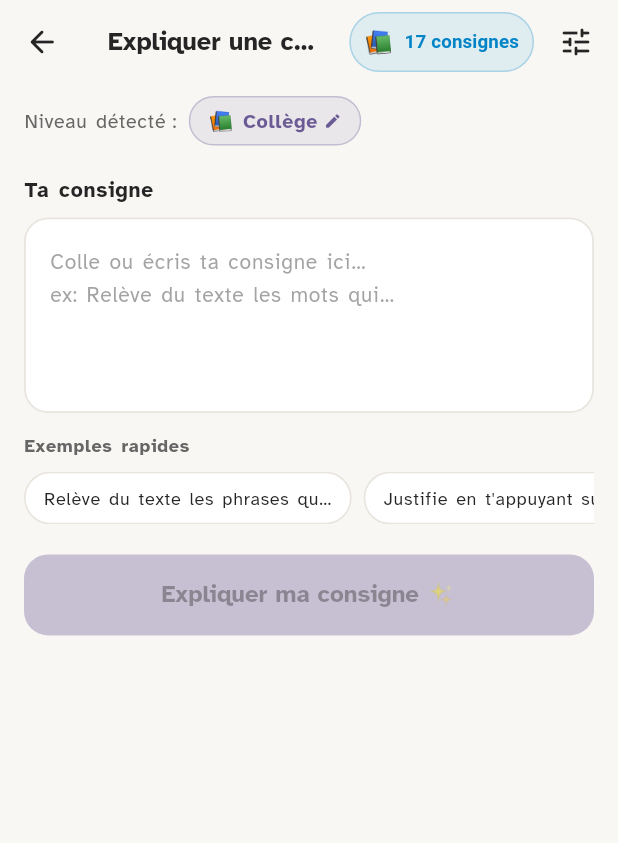
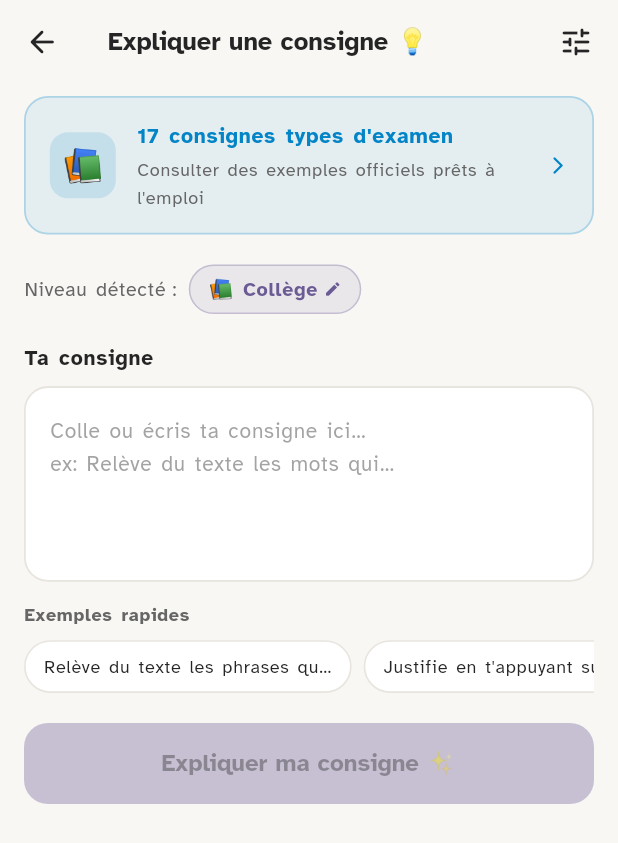
Before and after one commit to Abderrahmen-Benmakhloufi/dyclic, a Flutter app: the InstructionAiScreen screen opened directly, on a phone screen of 412 x 824 dp. Shown: the top 843 px of the screen. Run offline on Flutter 3.47's test engine with Material 3 defaults, Android fonts, the phone set to English and light mode, and no system bars; our stand-ins replace flutter_dotenv, flutter_riverpod, google_generative_ai, shared_preferences; accounts and stored records are empty.

Commit message:
Revert "refactor: dedicate AI screen solely to input & generation with 17 consignes in AppBar button"
This reverts commit f137ca8cbcb119b30cdeac4a3dc85e8e524a4bf5.

```diff
--- a/app/lib/features/instructions/instruction_ai_screen.dart
+++ b/app/lib/features/instructions/instruction_ai_screen.dart
@@ -11,6 +11,7 @@ import 'instructions_screen.dart';
 import 'models/instruction_model.dart';
 import 'services/gemini_service.dart';
 import 'services/instruction_cache_service.dart';
+import 'services/instruction_matching_service.dart';
 
 /// Quick example instructions shown as chip buttons below the text field.
 const _kExamples = [
@@ -94,7 +95,54 @@ class _InstructionAiScreenState extends ConsumerState<InstructionAiScreen> {
     final learnerCode = _learnerCode(settings);
     final cycle = _cycleString(settings);
 
-    // ── Check cached history (instant result if exact same query previously analyzed) ──
+    // ── 1. Option 4: Instant match with official 17 catalog instructions ───
+    final localMatch = await InstructionMatchingService.findBestMatch(
+      query: text,
+      cycle: cycle,
+    );
+
+    if (localMatch != null && (localMatch.isExact || localMatch.confidence >= 0.70)) {
+      if (_cacheService != null) {
+        await _cacheService!.saveInstruction(localMatch.item);
+      }
+      if (!mounted) return;
+      setState(() {
+        if (_cacheService != null) {
+          _history = _cacheService!.getHistory();
+        }
+        _isLoading = false;
+        _hasError = false;
+      });
+
+      ScaffoldMessenger.of(context).showSnackBar(
+        SnackBar(
+          content: Row(
+            children: [
+              const Icon(Icons.bolt_rounded, color: Colors.amber, size: 20),
+              const SizedBox(width: 8),
+              Expanded(
+                child: Text(
+                  localMatch.isExact
+                      ? 'Consigne officielle trouvée instantanément ⚡'
+                      : 'Correspondance trouvée dans le catalogue officiel ⚡',
+                ),
+              ),
+            ],
+          ),
+          duration: const Duration(seconds: 2),
+          behavior: SnackBarBehavior.floating,
+        ),
+      );
+
+      await Navigator.of(context).push(
+        MaterialPageRoute(
+          builder: (_) => InstructionDetailScreen(item: localMatch.item),
+        ),
+      );
+      return;
+    }
+
+    // ── 2. Option 3: Check cached history (instant result without API) ───
     if (_cacheService != null) {
       final cached = _cacheService!.findInCache(text, cycle);
       if (cached != null) {
@@ -131,7 +179,7 @@ class _InstructionAiScreenState extends ConsumerState<InstructionAiScreen> {
       }
     }
 
-    // ── Call Gemini AI with student diagnostic profile ────────────────
+    // ── 3. Call Gemini AI with student diagnostic profile ────────────────
     setState(() {
       _isLoading = true;
       _hasError = false;
@@ -238,29 +286,6 @@ class _InstructionAiScreenState extends ConsumerState<InstructionAiScreen> {
           ),
         ),
         actions: [
-          TextButton.icon(
-            onPressed: _openCatalog,
-            icon: const Text('📚', style: TextStyle(fontSize: 15)),
-            label: const Text(
-              '17 consignes',
-              style: TextStyle(
-                fontSize: 12.5,
-                fontWeight: FontWeight.w700,
-                color: Color(0xFF0284C7),
-              ),
-            ),
-            style: TextButton.styleFrom(
-              backgroundColor: const Color(0xFF0284C7).withValues(alpha: 0.1),
-              padding: const EdgeInsets.symmetric(horizontal: 10, vertical: 6),
-              shape: RoundedRectangleBorder(
-                borderRadius: BorderRadius.circular(20),
-                side: BorderSide(
-                  color: const Color(0xFF0284C7).withValues(alpha: 0.25),
-                ),
-              ),
-            ),
-          ),
-          const SizedBox(width: 4),
           IconButton(
             icon: const Icon(Icons.tune_rounded),
             tooltip: 'Paramètres de lecture',
@@ -275,7 +300,11 @@ class _InstructionAiScreenState extends ConsumerState<InstructionAiScreen> {
         child: Column(
           crossAxisAlignment: CrossAxisAlignment.stretch,
           children: [
-            // ── 1. Cycle chip (read-only display, opens settings) ───────
+            // ── 1. Banner Card: catalog ─────────────────────────────────
+            _CatalogBannerCard(onTap: _openCatalog),
+            const SizedBox(height: 20),
+
+            // ── 2. Cycle chip (read-only display, opens settings) ───────
             _CyclePill(
               label: _cycleLabel(settings),
               onTap: () => ReadingSettingsSheet.show(context),
@@ -345,6 +374,79 @@ class _InstructionAiScreenState extends ConsumerState<InstructionAiScreen> {
 // ════════════════════════════════════════════════════════════════════════════
 // Sub-widgets
 // ════════════════════════════════════════════════════════════════════════════
+
+/// Banner card linking to the 17-instruction catalog.
+class _CatalogBannerCard extends StatelessWidget {
+  const _CatalogBannerCard({required this.onTap});
+  final VoidCallback onTap;
+
+  @override
+  Widget build(BuildContext context) {
+    return Material(
+      color: Colors.transparent,
+      child: InkWell(
+        onTap: onTap,
+        borderRadius: BorderRadius.circular(16),
+        child: Container(
+          padding: const EdgeInsets.symmetric(horizontal: 16, vertical: 14),
+          decoration: BoxDecoration(
+            color: const Color(0xFF0284C7).withValues(alpha: 0.08),
+            borderRadius: BorderRadius.circular(16),
+            border: Border.all(
+              color: const Color(0xFF0284C7).withValues(alpha: 0.25),
+              width: 1.2,
+            ),
+          ),
+          child: Row(
+            children: [
+              Container(
+                width: 44,
+                height: 44,
+                decoration: BoxDecoration(
+                  color: const Color(0xFF0284C7).withValues(alpha: 0.14),
+                  borderRadius: BorderRadius.circular(12),
+                ),
+                child: const Center(
+                  child: Text('📚', style: TextStyle(fontSize: 22)),
+                ),
+              ),
+              const SizedBox(width: 14),
+              Expanded(
+                child: Column(
+                  crossAxisAlignment: CrossAxisAlignment.start,
+                  children: [
+                    const Text(
+                      '17 consignes types d\'examen',
+                      style: TextStyle(
+                        fontWeight: FontWeight.w700,
+                        fontSize: 14,
+                        color: Color(0xFF0284C7),
+                      ),
+                    ),
+                    const SizedBox(height: 2),
+                    Text(
+                      'Consulter des exemples officiels prêts à l\'emploi',
+                      style: TextStyle(
+                        fontSize: 12,
+                        color: AppColors.textSecondary,
+                      ),
+                    ),
+                  ],
+                ),
+              ),
+              const SizedBox(width: 8),
+              const Icon(
+                Icons.arrow_forward_ios_rounded,
+                size: 14,
+                color: Color(0xFF0284C7),
+              ),
+            ],
+          ),
+        ),
+      ),
+    );
+  }
+}
 
 /// Read-only chip showing the learner's current cycle, tappable to change it.
 class _CyclePill extends StatelessWidget {
```
Also changed, not shown: 1 other file.
